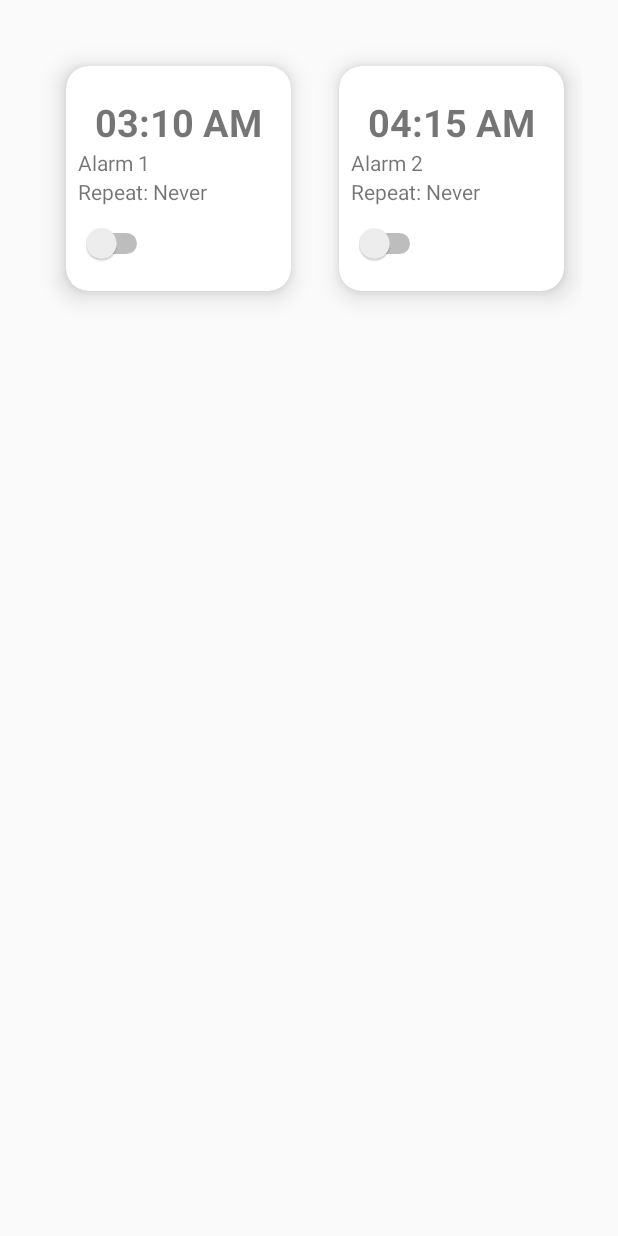
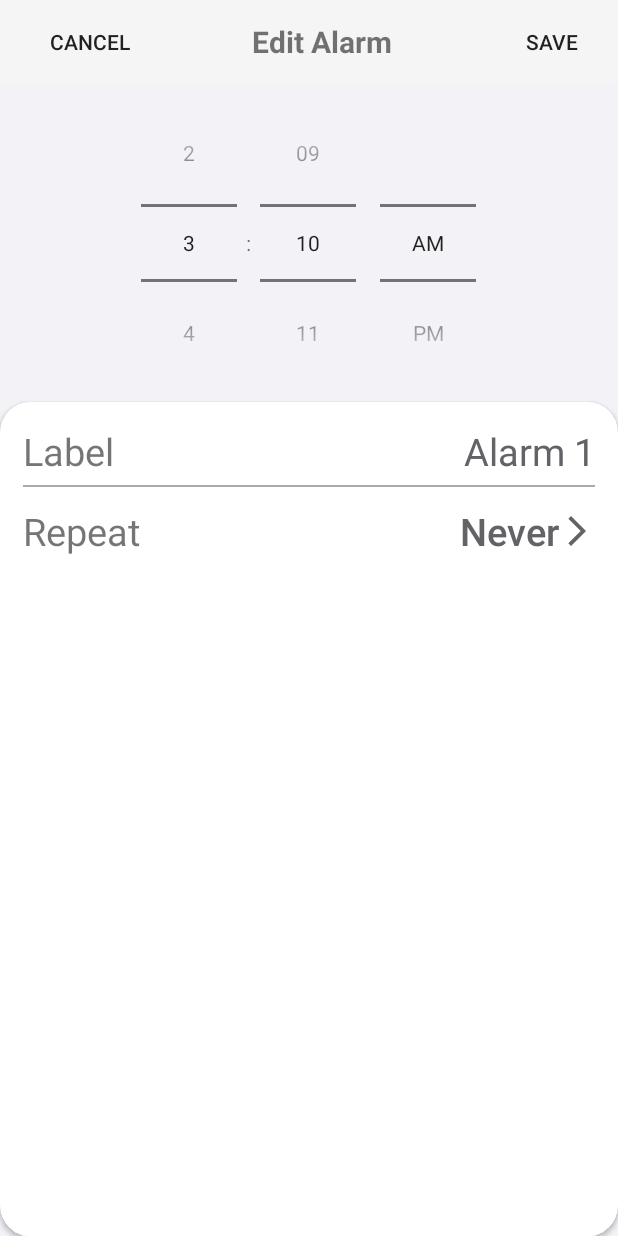
Before and after one commit to Joe-Downs/annoying-alarm, an Android app built with Jetpack Compose: the screen it shows after launch (MainActivity before the commit, AlarmEdit after it), after a tap on an icon or button, on a phone screen of 412 x 824 dp. Run offline under Robolectric (Android 15) with nearby library versions, the phone set to English and light mode, and no system bars.

Commit message:
UI changes (Pt. 2)

```diff
--- a/app/build.gradle.kts
+++ b/app/build.gradle.kts
@@ -61,6 +61,9 @@ dependencies {
     implementation(libs.androidx.material3)
     implementation(libs.androidx.recyclerview)
     implementation(libs.androidx.cardview)
+    implementation(libs.androidx.appcompat)
+    implementation(libs.androidx.constraintlayout)
+    implementation(libs.material)
     testImplementation(libs.junit)
     androidTestImplementation(libs.androidx.junit)
     androidTestImplementation(libs.androidx.espresso.core)
--- a/app/src/main/AndroidManifest.xml
+++ b/app/src/main/AndroidManifest.xml
@@ -14,6 +14,9 @@
         android:supportsRtl="true"
         android:theme="@style/Theme.TheAnnoyingAlarm"
         tools:targetApi="31">
+        <activity android:name=".AlarmEdit"
+            android:exported="true"
+            android:theme="@style/Theme.TheAnnoyingAlarm"/>
         <activity
             android:name=".MainActivity"
             android:exported="true"
--- a/app/src/main/java/com/example/theannoyingalarm/Alarm.kt
+++ b/app/src/main/java/com/example/theannoyingalarm/Alarm.kt
@@ -1,9 +1,12 @@
 package com.example.theannoyingalarm
 
+import java.io.Serializable
+
 data class Alarm(
-    var name: String = "Alarm",
+    var name: String = "",
     var hour: Int = 0,
     var min: Int = 0,
-    var state: String = "AM",
-    var isActive: Boolean = false
-)
+    var isAm: Boolean = true,
+    var isActive: Boolean = false,
+    var repeat: String = ""
+) : Serializable
--- /dev/null
+++ b/app/src/main/java/com/example/theannoyingalarm/AlarmEdit.kt
@@ -0,0 +1,82 @@
+package com.example.theannoyingalarm
+
+import android.os.Bundle
+import android.text.SpannableString
+import android.text.style.StyleSpan
+import android.widget.EditText
+import android.widget.TimePicker
+import androidx.appcompat.app.AppCompatActivity
+import android.graphics.Typeface
+import android.widget.Button
+
+class AlarmEdit: AppCompatActivity() {
+    private lateinit var alarm: Alarm
+    private lateinit var timePicker: TimePicker
+    private lateinit var alarmLabel: EditText
+    private lateinit var repeatButton: Button
+
+    override fun onCreate(savedInstanceState: Bundle?) {
+        super.onCreate(savedInstanceState)
+        setContentView(R.layout.alarm_edit)
+
+        alarm = (intent.getSerializableExtra("Alarm") as? Alarm)!!
+        timePicker = findViewById(R.id.alarmTimePicker)
+        alarmLabel = findViewById(R.id.alarmName)
+        repeatButton = findViewById(R.id.alarmRepeatButton)
+
+        timePicker.hour = alarm.hour + (if (alarm.isAm) 0 else 12)
+        timePicker.minute = alarm.min
+
+        alarmLabel.setText(alarm.name)
+        repeatButton.text = getAttributedRepeatText(alarm.repeat)
+    }
+
+    private fun getAttributedRepeatText(repeat: String): SpannableString {
+        if (repeat.isEmpty()) {
+            return SpannableString("Never")
+        }
+
+        if (repeat.length == 7) {
+            return SpannableString("Always")
+        }
+
+        val result = SpannableString("S M T W T F S ")
+
+        // Check if repeat on Sunday
+        if (repeat.contains('N', true)) {
+            result.setSpan(StyleSpan(Typeface.BOLD), 0, 1, SpannableString.SPAN_EXCLUSIVE_EXCLUSIVE)
+        }
+
+        // Check if repeat on Monday
+        if (repeat.contains('M', true)) {
+            result.setSpan(StyleSpan(Typeface.BOLD), 2, 3, SpannableString.SPAN_EXCLUSIVE_EXCLUSIVE)
+        }
+
+        // Check if repeat on Tuesday
+        if (repeat.contains('T', true)) {
+            result.setSpan(StyleSpan(Typeface.BOLD), 4, 5, SpannableString.SPAN_EXCLUSIVE_EXCLUSIVE)
+        }
+
+        // Check if repeat on Wednesday
+        if (repeat.contains('W', true)) {
+            result.setSpan(StyleSpan(Typeface.BOLD), 6, 7, SpannableString.SPAN_EXCLUSIVE_EXCLUSIVE)
+        }
+
+        // Check if repeat on Thursday
+        if (repeat.contains('U', true)) {
+            result.setSpan(StyleSpan(Typeface.BOLD), 8, 9, SpannableString.SPAN_EXCLUSIVE_EXCLUSIVE)
+        }
+
+        // Check if repeat on Friday
+        if (repeat.contains('F', true)) {
+            result.setSpan(StyleSpan(Typeface.BOLD), 10, 11, SpannableString.SPAN_EXCLUSIVE_EXCLUSIVE)
+        }
+
+        // Check if repeat on Saturday
+        if (repeat.contains('S', true)) {
+            result.setSpan(StyleSpan(Typeface.BOLD), 12, 13, SpannableString.SPAN_EXCLUSIVE_EXCLUSIVE)
+        }
+
+        return result
+    }
+}
--- a/app/src/main/java/com/example/theannoyingalarm/AlarmsAdapter.kt
+++ b/app/src/main/java/com/example/theannoyingalarm/AlarmsAdapter.kt
@@ -1,5 +1,6 @@
 package com.example.theannoyingalarm
 
+import android.content.Intent
 import android.view.LayoutInflater
 import android.view.View
 import android.view.ViewGroup
@@ -31,7 +32,7 @@ class AlarmsAdapter(private val alarmsList: List<Alarm>) :
 
     override fun onBindViewHolder(holder: ViewHolder, position: Int) {
         val alarm = alarmsList[position]
-        holder.selectedTime.text = formatTimeString(alarm.hour, alarm.min, alarm.state)
+        holder.selectedTime.text = formatTimeString(alarm.hour, alarm.min, alarm.isAm)
         holder.alarmName.text = alarm.name
 
         // TODO: implement repeat indicator
@@ -45,7 +46,12 @@ class AlarmsAdapter(private val alarmsList: List<Alarm>) :
         }
 
         holder.itemView.setOnClickListener {
-            TODO("Show detail view")
+            val context = holder.itemView.context
+            val intent = Intent(context, AlarmEdit::class.java). apply {
+                putExtra("Alarm", alarm)
+            }
+
+            (context as MainActivity).startActivity(intent)
         }
 
         holder.activeSwitch.setOnCheckedChangeListener { _, isChecked ->
@@ -59,8 +65,8 @@ class AlarmsAdapter(private val alarmsList: List<Alarm>) :
         }
     }
 
-    private fun formatTimeString(hour: Int, minute: Int, amPm: String): String {
-        return String.format("%02d:%02d %s", hour, minute, amPm.uppercase())
+    private fun formatTimeString(hour: Int, minute: Int, amPm: Boolean): String {
+        return String.format("%02d:%02d %s", hour, minute, (if (amPm) "AM" else "PM"))
     }
 
     private fun setAlarm(alarm: Alarm) {
--- a/app/src/main/java/com/example/theannoyingalarm/MainActivity.kt
+++ b/app/src/main/java/com/example/theannoyingalarm/MainActivity.kt
@@ -10,6 +10,7 @@ import android.widget.TimePicker
 import androidx.activity.ComponentActivity
 import androidx.activity.compose.setContent
 import androidx.activity.enableEdgeToEdge
+import androidx.appcompat.app.AppCompatDelegate
 import androidx.compose.foundation.layout.fillMaxSize
 import androidx.compose.foundation.layout.padding
 import androidx.compose.material3.Scaffold
@@ -27,6 +28,7 @@ class MainActivity : ComponentActivity() {
 
     override fun onCreate(savedInstanceState: Bundle?) {
         super.onCreate(savedInstanceState)
+        AppCompatDelegate.setDefaultNightMode(AppCompatDelegate.MODE_NIGHT_NO)
         setContentView(R.layout.main_activity)
         alarmRecyclerView = findViewById(R.id.alarmsRecyclerView)
 
@@ -35,37 +37,13 @@ class MainActivity : ComponentActivity() {
 
 
         val alarmList = listOf(
-            Alarm("Alarm 1", 3, 10),
-            Alarm("Alarm 2", 4, 15)
+            Alarm("Alarm 1", 3, 10, isAm = true),
+            Alarm("Alarm 2", 4, 15, isAm = false)
         )
 
         val adapter = AlarmsAdapter(alarmList)
         alarmRecyclerView.adapter = adapter
-//        enableEdgeToEdge()
-//        setContent {
-//            TheAnnoyingAlarmTheme {
-//                Scaffold(modifier = Modifier.fillMaxSize()) { innerPadding ->
-//                    Greeting(
-//                        name = "Android",
-//                        modifier = Modifier.padding(innerPadding)
-//                    )
-//                }
-//            }
-//        }
     }
-
-//    private fun setAlarm() {
-//        val calendar = Calendar.getInstance()
-//        calendar.set(Calendar.HOUR_OF_DAY, alarmPicker.hour)
-//        calendar.set(Calendar.MINUTE, alarmPicker.minute)
-//        calendar.set(Calendar.SECOND, 0)
-//
-//        val alarmManager = getSystemService(Context.ALARM_SERVICE) as AlarmManager
-//        val intent = Intent(this, AlarmReceiver::class.java)
-//        val pendingIntent = PendingIntent.getBroadcast(this, 0, intent, PendingIntent.FLAG_UPDATE_CURRENT)
-//
-//        alarmManager.setExact(AlarmManager.RTC_WAKEUP, calendar.timeInMillis, pendingIntent)
-//    }
 
     private fun spanCount(itemWidth: Int): Int {
         val displayMetrics = resources.displayMetrics
@@ -73,25 +51,3 @@ class MainActivity : ComponentActivity() {
         return (screenWidthDp / itemWidth).toInt()
     }
 }
-
-
-
-//@Composable
-//fun Greeting(name: String, modifier: Modifier = Modifier) {
-//    Text(
-//        text = "Hello $name!",
-//        modifier = modifier
-//    )
-//}
-//@Composable
-//fun alarm() {
-//
-//}
-//
-//@Preview(showBackground = true)
-//@Composable
-//fun GreetingPreview() {
-//    TheAnnoyingAlarmTheme {
-//        Greeting("Android")
-//    }
-//}
--- a/app/src/main/java/com/example/theannoyingalarm/ui/theme/Color.kt
+++ b/app/src/main/java/com/example/theannoyingalarm/ui/theme/Color.kt
@@ -5,7 +5,9 @@ import androidx.compose.ui.graphics.Color
 val Purple80 = Color(0xFFD0BCFF)
 val PurpleGrey80 = Color(0xFFCCC2DC)
 val Pink80 = Color(0xFFEFB8C8)
+val secondaryLight = Color(0xFFF2F2F7)
 
 val Purple40 = Color(0xFF6650a4)
 val PurpleGrey40 = Color(0xFF625b71)
 val Pink40 = Color(0xFF7D5260)
+val secondaryDark = Color(0xFF1C1C1E)
--- a/app/src/main/java/com/example/theannoyingalarm/ui/theme/Theme.kt
+++ b/app/src/main/java/com/example/theannoyingalarm/ui/theme/Theme.kt
@@ -9,20 +9,23 @@ import androidx.compose.material3.dynamicDarkColorScheme
 import androidx.compose.material3.dynamicLightColorScheme
 import androidx.compose.material3.lightColorScheme
 import androidx.compose.runtime.Composable
+import androidx.compose.ui.graphics.Color
 import androidx.compose.ui.platform.LocalContext
 
 private val DarkColorScheme = darkColorScheme(
     primary = Purple80,
     secondary = PurpleGrey80,
-    tertiary = Pink80
+    tertiary = Pink80,
+    secondaryContainer = secondaryDark
 )
 
 private val LightColorScheme = lightColorScheme(
     primary = Purple40,
     secondary = PurpleGrey40,
-    tertiary = Pink40
-
-    /* Other default colors to override
+    tertiary = Pink40,
+    secondaryContainer = secondaryLight
+    /*
+    // Other default colors to override
     background = Color(0xFFFFFBFE),
     surface = Color(0xFFFFFBFE),
     onPrimary = Color.White,
--- /dev/null
+++ b/app/src/main/res/drawable/baseline_arrow_forward_ios_24.xml
@@ -0,0 +1,5 @@
+<vector xmlns:android="http://schemas.android.com/apk/res/android" android:autoMirrored="true" android:height="24dp" android:tint="#000000" android:viewportHeight="24" android:viewportWidth="24" android:width="24dp">
+
+    <path android:fillColor="@android:color/white" android:pathData="M6.23,20.23l1.77,1.77l10,-10l-10,-10l-1.77,1.77l8.23,8.23z"/>
+
+</vector>
--- /dev/null
+++ b/app/src/main/res/drawable/icons8_trash.xml
@@ -0,0 +1,9 @@
+<vector xmlns:android="http://schemas.android.com/apk/res/android"
+    android:width="24dp"
+    android:height="24dp"
+    android:viewportWidth="24"
+    android:viewportHeight="24">
+  <path
+      android:fillColor="#FF000000"
+      android:pathData="M10,2L9,3L4,3L4,5L5,5L5,20C5,20.522 5.191,21.055 5.568,21.432C5.945,21.809 6.478,22 7,22L17,22C17.522,22 18.055,21.809 18.432,21.432C18.809,21.055 19,20.522 19,20L19,5L20,5L20,3L15,3L14,2L10,2zM7,5L17,5L17,20L7,20L7,5zM9,7L9,18L11,18L11,7L9,7zM13,7L13,18L15,18L15,7L13,7z"/>
+</vector>
--- /dev/null
+++ b/app/src/main/res/layout/alarm_edit.xml
@@ -0,0 +1,135 @@
+<?xml version="1.0" encoding="utf-8"?>
+<LinearLayout xmlns:android="http://schemas.android.com/apk/res/android"
+    xmlns:app="http://schemas.android.com/apk/res-auto"
+    android:orientation="vertical"
+    android:layout_width="match_parent"
+    android:layout_height="match_parent"
+    android:background="#F2F2F7">
+
+    <androidx.appcompat.widget.Toolbar
+        android:id="@+id/alarmEditToolbar"
+        android:layout_width="match_parent"
+        android:layout_height="wrap_content"
+        android:background="?attr/colorPrimary">
+    <LinearLayout
+        android:layout_width="match_parent"
+        android:layout_height="wrap_content"
+        android:orientation="horizontal"
+        android:gravity="center_vertical">
+        <Button
+            android:id="@+id/alarmEditCancel"
+            android:layout_width="wrap_content"
+            android:layout_height="wrap_content"
+            android:text="Cancel"
+            android:layout_gravity="start"
+            android:background="@android:color/transparent"/>
+
+        <TextView
+            android:layout_width="0dp"
+            android:layout_height="wrap_content"
+            android:text="Edit Alarm"
+            android:textStyle="bold"
+            android:textSize="20sp"
+            android:layout_weight="1"
+            android:gravity="center"/>
+
+        <Button
+            android:id="@+id/alarmEditDone"
+            android:layout_width="wrap_content"
+            android:layout_height="wrap_content"
+            android:text="Save"
+            android:layout_gravity="end"
+            android:background="@android:color/transparent"/>
+    </LinearLayout>
+
+    </androidx.appcompat.widget.Toolbar>
+
+    <TimePicker
+        android:id="@+id/alarmTimePicker"
+        android:layout_width="wrap_content"
+        android:layout_height="wrap_content"
+        android:timePickerMode="spinner"
+        android:layout_gravity="center"/>
+
+    <androidx.cardview.widget.CardView
+        android:layout_width="match_parent"
+        android:layout_height="match_parent"
+        app:cardCornerRadius="20dp"
+        android:elevation="10dp">
+        <ScrollView
+            android:layout_width="match_parent"
+            android:layout_height="match_parent">
+            <LinearLayout
+                android:layout_width="match_parent"
+                android:layout_height="wrap_content"
+                android:orientation="vertical"
+                android:padding="15dp">
+                <LinearLayout
+                    android:layout_width="match_parent"
+                    android:layout_height="wrap_content"
+                    android:orientation="horizontal">
+                    <TextView
+                        android:id="@+id/alarmNameLabel"
+                        android:layout_width="wrap_content"
+                        android:layout_height="wrap_content"
+                        android:text="@string/label"
+                        android:textSize="25sp"
+                        android:gravity="start"/>
+
+                    <EditText
+                        android:id="@+id/alarmName"
+                        android:layout_width="0dp"
+                        android:layout_height="wrap_content"
+                        android:layout_weight="1"
+                        android:autofillHints="Alarm"
+                        android:ems="10"
+                        android:inputType="text"
+                        android:hint="@string/alarm"
+                        android:text=""
+                        android:textSize="25sp"
+                        android:textAlignment="viewEnd"
+                        android:textColor="#626267"
+                        android:textColorHint="#75757A"
+                        android:background="@android:color/transparent"
+                        android:labelFor="@id/alarmNameLabel"/>
+                </LinearLayout>
+
+                <View
+                    android:layout_width="match_parent"
+                    android:layout_height="1dp"
+                    android:background="@android:color/darker_gray"
+                    android:layout_marginBottom="5dp"
+                    android:layout_marginTop="5dp"/>
+
+                <LinearLayout
+                    android:layout_width="match_parent"
+                    android:layout_height="wrap_content"
+                    android:orientation="horizontal">
+                    <TextView
+                        android:id="@+id/alarmRepeatLabel"
+                        android:layout_width="wrap_content"
+                        android:layout_height="wrap_content"
+                        android:text="Repeat"
+                        android:textSize="25sp"
+                        android:gravity="start"
+                        android:layout_weight="1"/>
+
+                    <Button
+                        android:id="@+id/alarmRepeatButton"
+                        android:layout_width="wrap_content"
+                        android:layout_height="wrap_content"
+                        android:layout_weight="0"
+                        android:text="Never"
+                        android:background="@android:color/transparent"
+                        android:textColor="#626267"
+                        android:textSize="25sp"
+                        android:textAllCaps="false"
+                        android:textStyle="normal"
+                        android:drawableEnd="@drawable/baseline_arrow_forward_ios_24"
+                        android:drawableTint="#626267"/>
+                </LinearLayout>
+
+            </LinearLayout>
+        </ScrollView>
+    </androidx.cardview.widget.CardView>
+</LinearLayout>
--- a/app/src/main/res/layout/alarm_layout.xml
+++ b/app/src/main/res/layout/alarm_layout.xml
@@ -2,13 +2,16 @@
 <androidx.cardview.widget.CardView
     xmlns:android="http://schemas.android.com/apk/res/android"
     xmlns:app="http://schemas.android.com/apk/res-auto"
+    xmlns:tools="http://schemas.android.com/tools"
     android:layout_width="150dp"
     android:layout_height="150dp"
     app:cardCornerRadius="15dp"
     app:cardElevation="10dp"
     android:layout_margin="20dp"
     android:id="@+id/alarmCardView">
-
+    <FrameLayout
+        android:layout_width="match_parent"
+        android:layout_height="match_parent">
         <LinearLayout
             android:layout_width="match_parent"
             android:layout_height="match_parent"
@@ -42,9 +45,19 @@
 
             <Switch
                 android:id="@+id/alarmSwitch"
+                android:layout_width="wrap_content"
+                android:layout_height="wrap_content"
+                android:checked="false"
+                tools:ignore="UseSwitchCompatOrMaterialXml" />
+        </LinearLayout>
+
+        <ImageButton
+            android:id="@+id/removeAlarmButton"
             android:layout_width="50dp"
             android:layout_height="50dp"
-            android:checked="false"/>
-    </LinearLayout>
-
+            android:src="@drawable/icons8_trash"
+            android:background="@android:color/transparent"
+            android:layout_gravity="bottom|end"
+            android:contentDescription="Remove alarm button"/>
+    </FrameLayout>
 </androidx.cardview.widget.CardView>
--- /dev/null
+++ b/app/src/main/res/layout/set_repeat.xml
@@ -0,0 +1,6 @@
+<?xml version="1.0" encoding="utf-8"?>
+<androidx.constraintlayout.widget.ConstraintLayout xmlns:android="http://schemas.android.com/apk/res/android"
+    android:layout_width="match_parent"
+    android:layout_height="match_parent">
+
+</androidx.constraintlayout.widget.ConstraintLayout>
--- a/app/src/main/res/values/strings.xml
+++ b/app/src/main/res/values/strings.xml
@@ -1,3 +1,6 @@
 <resources>
     <string name="app_name">The Annoying Alarm</string>
+    <string name="edit_alarm">Edit Alarm</string>
+    <string name="label">Label</string>
+    <string name="alarm">Alarm</string>
 </resources>
--- a/app/src/main/res/values/themes.xml
+++ b/app/src/main/res/values/themes.xml
@@ -1,5 +1,5 @@
 <?xml version="1.0" encoding="utf-8"?>
 <resources>
 
-    <style name="Theme.TheAnnoyingAlarm" parent="android:Theme.Material.Light.NoActionBar" />
+    <style name="Theme.TheAnnoyingAlarm" parent="Theme.AppCompat.Light.NoActionBar" />
 </resources>
```
Also changed, not shown: gradle/libs.versions.toml (+7 -1 lines), gradle/wrapper/gradle-wrapper.properties. Lines whose indentation alone changed are shown as unchanged.
